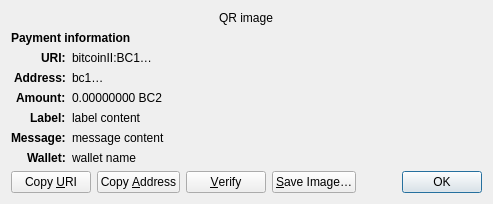
Old version of the form src/qt/forms/receiverequestdialog.ui in the repository trumpsperm/trumpsperm.
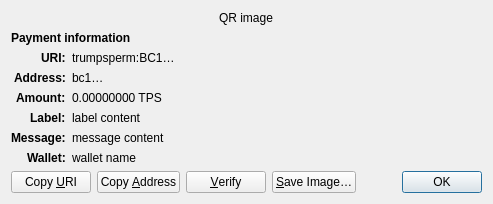
New version of the form. Custom widgets are drawn as their Qt base class.

What changed in the file:
```diff
--- a/src/qt/forms/receiverequestdialog.ui
+++ b/src/qt/forms/receiverequestdialog.ui
@@ -65,7 +65,7 @@
    <item row="2" column="1" alignment="Qt::AlignTop">
     <widget class="QLabel" name="uri_content">
      <property name="text">
-      <string notr="true">bitcoinII:BC1…</string>
+      <string notr="true">trumpsperm:BC1…</string>
      </property>
      <property name="textFormat">
       <enum>Qt::RichText</enum>
@@ -126,7 +126,7 @@
    <item row="4" column="1" alignment="Qt::AlignTop">
     <widget class="QLabel" name="amount_content">
      <property name="text">
-      <string notr="true">0.00000000 BC2</string>
+      <string notr="true">0.00000000 TPS</string>
      </property>
      <property name="textFormat">
       <enum>Qt::PlainText</enum>
```
